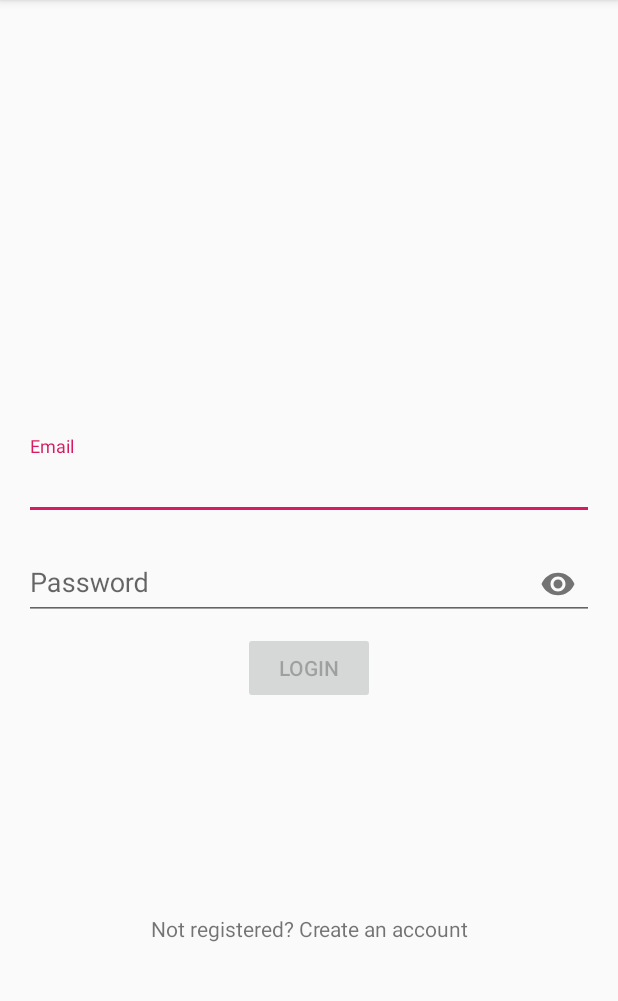
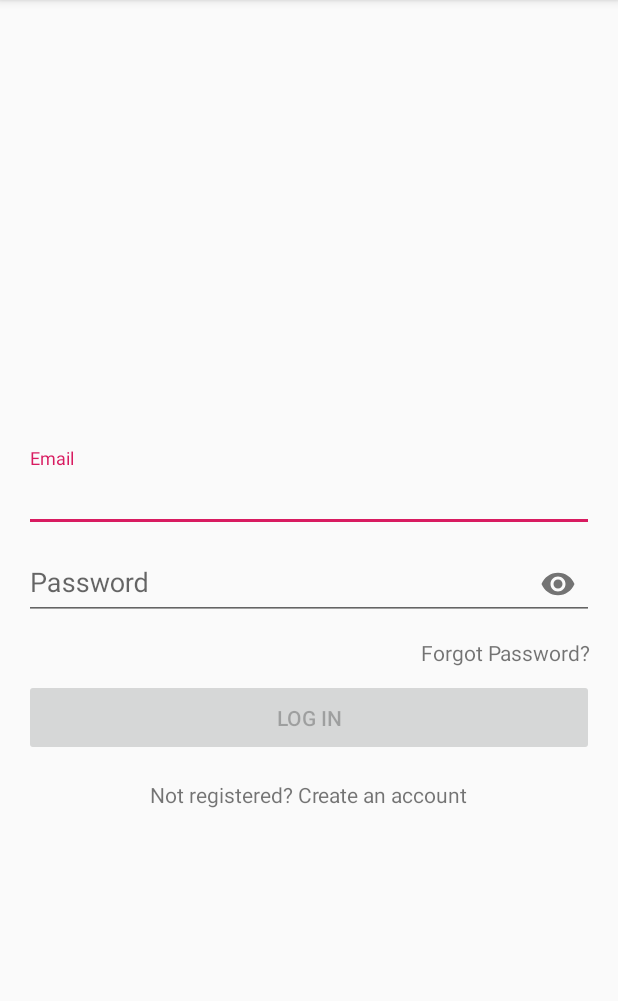
Before and after one commit to Alesitoker/FinalSocialGameProyect, an Android app: the screen it shows after launch (MainActivity), on a phone screen of 412 x 824 dp, the part 84-1085 px from its top. Run offline under Robolectric (Android 15) with nearby library versions, the phone set to English and light mode, and no system bars; our stand-ins replace Firebase (no records; nobody signed in at launch, a user with empty details on screens opened directly), data binding.

Commit message:
Mejora de login y sign up y traduccion al español del log in y sign up

```diff
--- a/app/src/main/AndroidManifest.xml
+++ b/app/src/main/AndroidManifest.xml
@@ -10,7 +10,7 @@
         android:supportsRtl="true"
         android:theme="@style/AppTheme">
         <activity android:name=".ui.main.MainActivity"
-            android:windowSoftInputMode="adjustResize|stateHidden">
+            android:windowSoftInputMode="adjustPan|stateHidden">
             <intent-filter>
                 <action android:name="android.intent.action.MAIN" />
 
--- a/app/src/main/res/layout/fragment_login.xml
+++ b/app/src/main/res/layout/fragment_login.xml
@@ -16,7 +16,6 @@
             android:id="@+id/txtLoginEmail"
             android:layout_width="0dp"
             android:layout_height="wrap_content"
-            android:layout_marginBottom="8dp"
             android:hint="@string/txtInput_hint_email"
             android:paddingStart="16dp"
             android:paddingEnd="16dp"
@@ -36,16 +35,14 @@
             android:id="@+id/txtLoginPassword"
             android:layout_width="0dp"
             android:layout_height="wrap_content"
-            android:layout_marginTop="8dp"
-            android:layout_marginBottom="8dp"
             android:hint="@string/txtInput_hint_password"
             android:paddingStart="16dp"
             android:paddingEnd="16dp"
-            app:passwordToggleEnabled="true"
             app:layout_constraintBottom_toBottomOf="parent"
             app:layout_constraintEnd_toEndOf="parent"
             app:layout_constraintStart_toStartOf="parent"
-            app:layout_constraintTop_toTopOf="parent">
+            app:layout_constraintTop_toTopOf="parent"
+            app:passwordToggleEnabled="true">
 
             <com.google.android.material.textfield.TextInputEditText
                 android:id="@+id/txtPassword"
@@ -57,27 +54,36 @@
 
         <Button
             android:id="@+id/btnLogin"
-            android:layout_width="wrap_content"
+            android:layout_width="0dp"
             android:layout_height="wrap_content"
-            android:layout_marginTop="8dp"
+            android:layout_marginStart="16dp"
+            android:layout_marginEnd="16dp"
+            android:padding="16dp"
+            android:enabled="false"
             android:text="@string/fragment_login_btnLogin"
-            android:enabled="false"
             app:layout_constraintEnd_toEndOf="parent"
             app:layout_constraintStart_toStartOf="parent"
-            app:layout_constraintTop_toBottomOf="@+id/txtLoginPassword" />
+            app:layout_constraintTop_toBottomOf="@+id/lblForgotPassword" />
 
         <TextView
             android:id="@+id/lblNotRegistered"
-            android:layout_width="0dp"
+            android:layout_width="wrap_content"
             android:layout_height="wrap_content"
-            android:layout_marginTop="8dp"
-            android:layout_marginBottom="8dp"
-            android:gravity="center"
+            android:padding="16dp"
             android:text="@string/fragment_login_lblNotRegistered"
-            app:layout_constraintBottom_toBottomOf="parent"
             app:layout_constraintEnd_toEndOf="parent"
             app:layout_constraintStart_toStartOf="parent"
             app:layout_constraintTop_toBottomOf="@+id/btnLogin" />
 
+        <TextView
+            android:id="@+id/lblForgotPassword"
+            android:layout_width="wrap_content"
+            android:layout_height="wrap_content"
+            android:layout_marginEnd="18dp"
+            android:paddingTop="12dp"
+            android:paddingBottom="8dp"
+            android:text="@string/fragment_login_lblForgotPassword"
+            app:layout_constraintEnd_toEndOf="parent"
+            app:layout_constraintTop_toBottomOf="@id/txtLoginPassword" />
     </androidx.constraintlayout.widget.ConstraintLayout>
 </layout>
--- a/app/src/main/res/navigation/main_navigation.xml
+++ b/app/src/main/res/navigation/main_navigation.xml
@@ -16,6 +16,9 @@
             app:exitAnim="@anim/nav_default_exit_anim"
             app:popEnterAnim="@anim/nav_default_pop_enter_anim"
             app:popExitAnim="@anim/nav_default_pop_exit_anim" />
+        <action
+            android:id="@+id/actionLoginToChat"
+            app:destination="@id/chatFragment" />
     </fragment>
     <fragment
         android:id="@+id/signInFragment"
--- a/app/src/main/res/values/strings.xml
+++ b/app/src/main/res/values/strings.xml
@@ -1,17 +1,18 @@
 <resources>
     <string name="app_name">FinalSocialGameProyect</string>
-    <string name="loginFragment_title">Login</string>
-    <string name="signInFragment_title">Sing In</string>
-    <string name="chatFragment_title">Chats</string>
-    <string name="postFragment_title">Post</string>
+    <string name="loginFragment_title">Log in</string>
+    <string name="signInFragment_title">Sign up</string>
+    <string name="chatFragment_title" translatable="false">Chats</string>
+    <string name="postFragment_title" translatable="false">Post</string>
     <string name="txtInput_hint_email">Email</string>
     <string name="txtInput_hint_password">Password</string>
-    <string name="fragment_login_btnLogin">Login</string>
+    <string name="fragment_login_btnLogin">Log in</string>
     <string name="fragment_login_lblNotRegistered">Not registered? Create an account</string>
-    <string name="fragment_signup_txtSignupUser">User</string>
-    <string name="fragment_signup_btnSignUp">Sign up</string>
-    <string name="fragment_signup_lblReturnLogin">Login</string>
+    <string name="fragment_signup_txtSignupUser">Username</string>
+    <string name="fragment_signup_btnSignUp">Create Account</string>
+    <string name="fragment_signup_lblReturnLogin">Already have an account? Login</string>
     <string name="error_weak_password">Password should be at least 6 characters</string>
     <string name="error_user_exists">The email address is already in use.</string>
     <string name="error_invalid_email">The email must be a valid email address.</string>
+    <string name="fragment_login_lblForgotPassword">Forgot Password?</string>
 </resources>
```
Also changed, not shown: app/src/main/java/com/iessaladillo/alejandro/finalsocialgameproyect/ui/Chat/ChatFragment.java (+21 -2 lines), app/src/main/java/com/iessaladillo/alejandro/finalsocialgameproyect/ui/Chats/ListChatsFragment.java (added, +24 -0 lines), app/src/main/java/com/iessaladillo/alejandro/finalsocialgameproyect/ui/login/LoginFragment.java (+7 -10 lines), app/src/main/java/com/iessaladillo/alejandro/finalsocialgameproyect/ui/signUp/SignUpFragment.java (+5 -4 lines), app/src/main/res/layout/fragment_chat.xml (+9 -2 lines), app/src/main/res/layout/fragment_signup.xml (+5 -2 lines), 1 other file.
